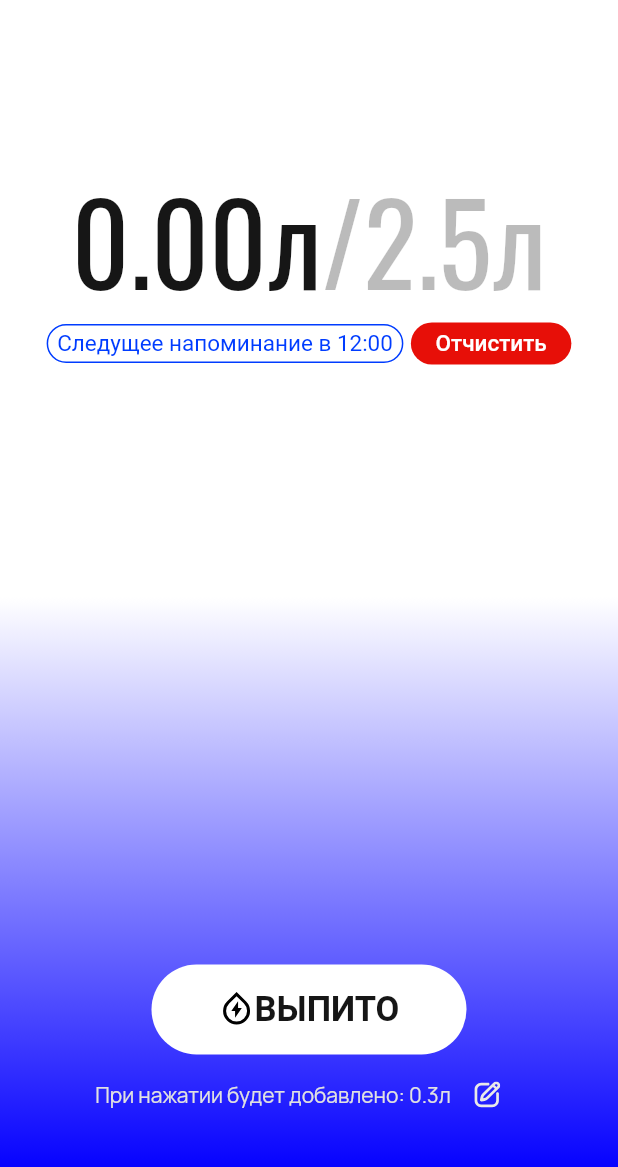
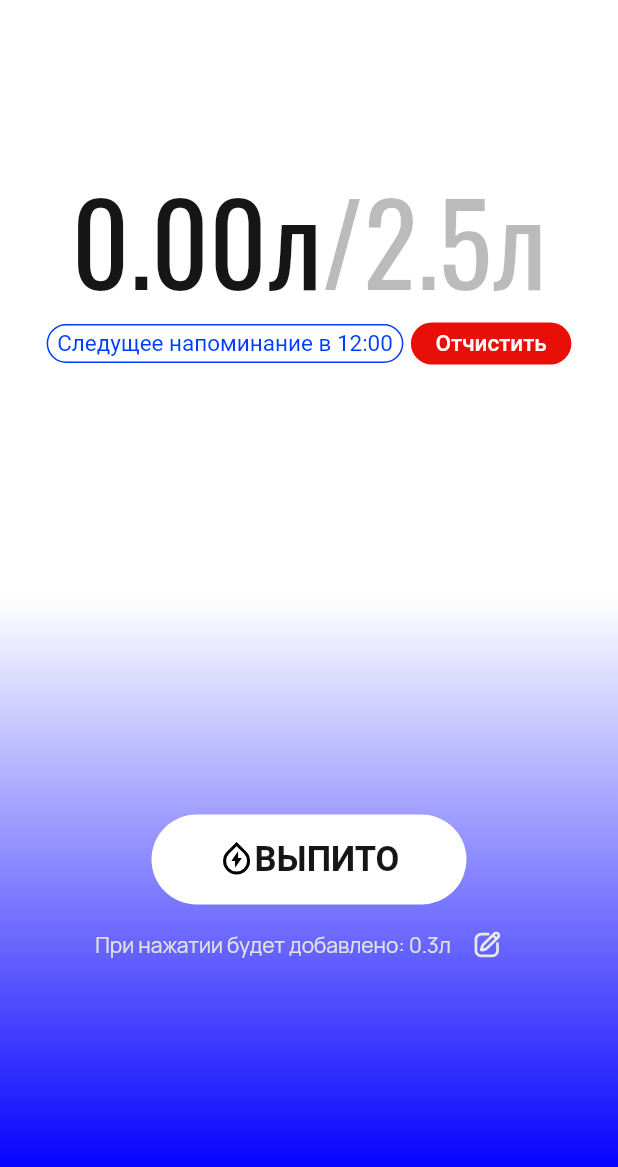
Before and after one commit to 7ear/RemindWater, a Flutter app: the screen it shows after launch, on a phone screen of 412 x 824 dp, the part 63-1230 px from its top. Run offline on Flutter 3.47's test engine with Material 3 defaults, Android fonts, the phone set to English and light mode, and no system bars; our stand-ins replace firebase_auth, firebase_core, firebase_messaging, flutter_local_notifications, flutter_svg, google_fonts and 3 more; missing offline and left inert: android_alarm_manager_plus, workmanager; accounts and stored records are empty.

Commit message:
margin updated

```diff
--- a/lib/screens/home.dart
+++ b/lib/screens/home.dart
@@ -175,7 +175,7 @@ class HomePageState extends State<HomePage> with TickerProviderStateMixin {
                     ),
                   ),
                   Container(
-                    margin: EdgeInsets.only(bottom: 400),
+                    margin: EdgeInsets.only(bottom: 300),
                     child: Row(
                       mainAxisAlignment: MainAxisAlignment.center,
                       children: [
```
